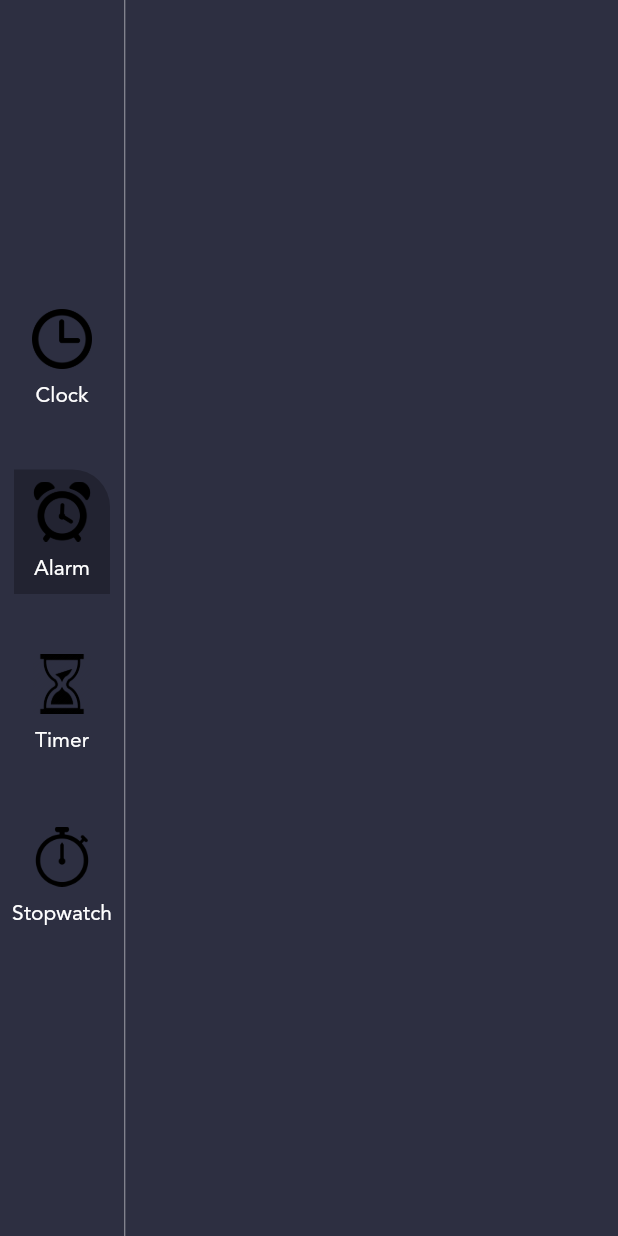
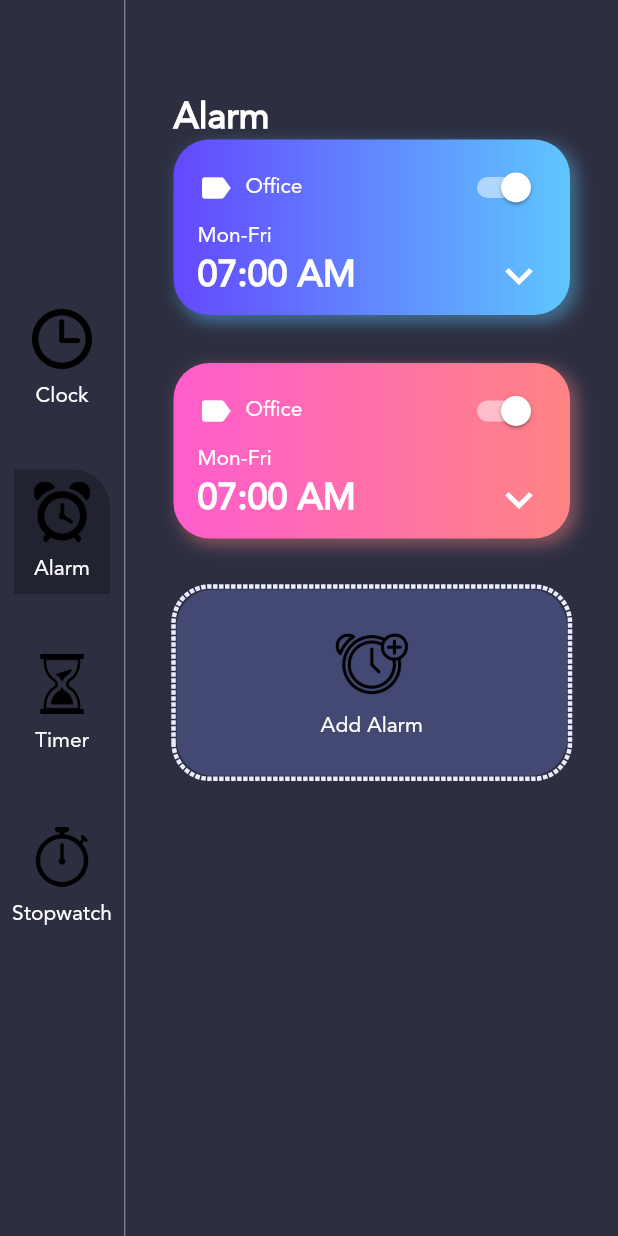
Before and after one commit to Prabhneet-Web/ClockAppUsingSqflte, a Flutter app: the screen it shows after launch, after a tap on "Alarm", on a phone screen of 412 x 824 dp. Run offline on Flutter 3.47's test engine with Material 2 defaults, Android fonts, the phone set to English and light mode, and no system bars; drawn by our look-alikes of dotted_border.

Commit message:
done some major changes

```diff
--- /dev/null
+++ b/lib/assets/colors/theme_data.dart
@@ -0,0 +1,26 @@
+import 'package:flutter/material.dart';
+
+class CustomColors{
+  static Color primaryTextColor = Colors.white;
+  static Color dividerColor = Colors.white54;
+  static Color pageBackgroundColor = const Color(0xFF2D2F41);
+  static Color menuBackgroundColor = const Color(0xFF242634);
+
+  static Color clockBG = const Color(0xFF444974);
+  static Color clockOutline = const Color(0XFFEAECFF);
+  static Color secondHandColor = Colors.orange.shade700;
+  static Color minuteHandStartColor = const Color(0xFF748EF6);
+  static Color minuteHandEndColor = const Color(0xFF77DDFF);
+  static Color hourHandStartColor = const Color(0xFFC279FB);
+  static Color hourHandEndColor = const Color(0xFFEA74AB);
+}
+
+class GradientColors{
+
+  static List<Color> sky = [const Color(0xFF6448FE), const Color(0xFF5FC6FF)];
+  static List<Color> sunset = [const Color(0xFFFE6197), const Color(0xFFFFB463)];
+  static List<Color> sea = [const Color(0xFF61A3FE), const Color(0xFF63FFD5)];
+  static List<Color> mango = [const Color(0xFFFFA738), const Color(0xFFFFE130)];
+  static List<Color> fire = [const Color(0xFFFF5DCD), const Color(0xFFFF8484)];
+
+}
--- a/lib/main.dart
+++ b/lib/main.dart
@@ -22,7 +22,7 @@ class MyApp extends StatelessWidget {
       ),
       debugShowCheckedModeBanner: false,
       home: ChangeNotifierProvider <MenuInfo>(
-          create: (context) => MenuInfo("Clock", "", menuType: MenuType.clock),
+          create: (context) => MenuInfo(title: "Clock", imageSource:  "", menuType: MenuType.clock),
           child: const HomePage()),
     );
   }
--- /dev/null
+++ b/lib/model/alarm_info.dart
@@ -0,0 +1,10 @@
+import 'package:flutter/material.dart';
+
+class AlarmInfo{
+  DateTime alarmDateTime;
+  String description;
+  bool isActive;
+  List<Color> gradientColor;
+
+  AlarmInfo({required this.alarmDateTime, this.description = "", this.isActive = false, required this.gradientColor});
+}
--- a/lib/model/menu_info.dart
+++ b/lib/model/menu_info.dart
@@ -5,7 +5,7 @@ class MenuInfo extends ChangeNotifier{
   MenuType menuType;
   String title;
   String imageSource;
-  MenuInfo(this.title, this.imageSource , {required this.menuType});
+  MenuInfo({this.title = "", this.imageSource = "" , required this.menuType});
 
   updateMenu(MenuInfo menuInfo){
     this.menuType = menuInfo.menuType;
--- a/lib/screens/homePage.dart
+++ b/lib/screens/homePage.dart
@@ -1,9 +1,9 @@
 import 'package:clock_app_sqflite/enum/enums.dart';
 import 'package:clock_app_sqflite/model/menu_info.dart';
-import 'package:clock_app_sqflite/screens/clock_view.dart';
+import 'package:clock_app_sqflite/view/alarm_page.dart';
+import 'package:clock_app_sqflite/view/clock_page.dart';
 import 'package:clock_app_sqflite/widget/data.dart';
 import 'package:flutter/material.dart';
-import 'package:intl/intl.dart';
 import 'package:provider/provider.dart';
 
 class HomePage extends StatefulWidget {
@@ -16,14 +16,14 @@ class HomePage extends StatefulWidget {
 class _HomePageState extends State<HomePage> {
   @override
   Widget build(BuildContext context) {
-    var mediaQuery = MediaQuery.of(context);
-    var now = DateTime.now();
-    var formattedTime = DateFormat("HH:mm").format(now);
-    var formattedDate = DateFormat("EEE, d MMM").format(now);
-    var timeZoneString = now.timeZoneOffset.toString().split(".").first;
-    var offsetSign = '';
-    if (!timeZoneString.startsWith('-')) offsetSign = '+';
-    print(timeZoneString);
+    // var mediaQuery = MediaQuery.of(context);
+    // var now = DateTime.now();
+    // var formattedTime = DateFormat("HH:mm").format(now);
+    // var formattedDate = DateFormat("EEE, d MMM").format(now);
+    // var timeZoneString = now.timeZoneOffset.toString().split(".").first;
+    // var offsetSign = '';
+    // if (!timeZoneString.startsWith('-')) offsetSign = '+';
+    // print(timeZoneString);
 
     return Scaffold(
       body: SafeArea(
@@ -41,85 +41,13 @@ class _HomePageState extends State<HomePage> {
             Expanded(
               child: Consumer<MenuInfo>(
                 builder: (BuildContext context, MenuInfo value, Widget? child){
-                  if(value.menuType!= MenuType.clock) {
-                    return Container();
+                  if(value.menuType == MenuType.clock) {
+                    return const ClockPage();
                   }
-                  return  Container(
-                    padding:
-                    const EdgeInsets.symmetric(horizontal: 32, vertical: 64),
-                    child: Column(
-                      crossAxisAlignment: CrossAxisAlignment.start,
-                      children: [
-                        const Flexible(
-                          flex: 1,
-                          fit: FlexFit.tight,
-                          child: Text(
-                            "Clock",
-                            style: TextStyle(
-                                color: Colors.white,
-                                fontSize: 24,
-                                fontWeight: FontWeight.bold),
-                          ),
-                        ),
-                        Flexible(
-                          flex: 2,
-                          fit: FlexFit.tight,
-                          child: Column(
-                            crossAxisAlignment: CrossAxisAlignment.start,
-                            children: [
-                              Text(
-                                formattedTime,
-                                style: const TextStyle(
-                                    color: Colors.white,
-                                    fontSize: 64,
-                                    fontFamily: "AvenirBlack"),
-                              ),
-                              Text(
-                                formattedDate,
-                                style: const TextStyle(
-                                    color: Colors.white, fontSize: 20),
-                              ),
-                            ],
-                          ),
-                        ),
-                        Flexible(
-                            flex: 6,
-                            fit: FlexFit.tight,
-                            child: Align(
-                                alignment: Alignment.center,
-                                child: ClockView(
-                                  size: mediaQuery.size.height / 2.8,
-                                ))),
-                        Flexible(
-                          flex: 2,
-                          fit: FlexFit.tight,
-                          child: Column(
-                              crossAxisAlignment: CrossAxisAlignment.start,
-                              children: [
-                                const Text(
-                                  "TimeZone",
-                                  style:
-                                  TextStyle(color: Colors.white, fontSize: 24),
-                                ),
-                                const SizedBox(
-                                  height: 16,
-                                ),
-                                Row(
-                                  children: [
-                                    const Icon(Icons.language, color: Colors.white),
-                                    const SizedBox(width: 16),
-                                    Text(
-                                      "UTC $offsetSign $timeZoneString",
-                                      style: TextStyle(
-                                          color: Colors.white, fontSize: 14),
-                                    )
-                                  ],
-                                )
-                              ]),
-                        ),
-                      ],
-                    ),
-                  );
+                  else if(value.menuType == MenuType.alarm){
+                    return const AlarmPage();
+                  }
+                  return Container();
                 },
               ),
             ),
--- /dev/null
+++ b/lib/view/alarm_page.dart
@@ -0,0 +1,136 @@
+import 'package:clock_app_sqflite/assets/colors/theme_data.dart';
+import 'package:clock_app_sqflite/widget/data.dart';
+import 'package:dotted_border/dotted_border.dart';
+import 'package:flutter/material.dart';
+
+class AlarmPage extends StatefulWidget {
+  const AlarmPage({Key? key}) : super(key: key);
+
+  @override
+  State<AlarmPage> createState() => _AlarmPageState();
+}
+
+class _AlarmPageState extends State<AlarmPage> {
+  @override
+  Widget build(BuildContext context) {
+    return Container(
+      padding: const EdgeInsets.symmetric(horizontal: 32, vertical: 64),
+      child: Column(
+        mainAxisAlignment: MainAxisAlignment.center,
+        crossAxisAlignment: CrossAxisAlignment.start,
+        children: [
+          const Text("Alarm",
+              style: TextStyle(
+                  color: Colors.white,
+                  fontSize: 24,
+                  fontWeight: FontWeight.bold)),
+          Expanded(
+            child: ListView(
+                children: alarms.map<Widget>((alarm) {
+              return Container(
+                margin: const EdgeInsets.only(bottom: 32),
+                padding: EdgeInsets.symmetric(horizontal: 16, vertical: 8),
+                decoration: BoxDecoration(
+                    boxShadow: [
+                      BoxShadow(
+                          color: alarm.gradientColor.last.withOpacity(0.4),
+                          blurRadius: 8,
+                          spreadRadius: 1,
+                          offset: Offset(4, 4))
+                    ],
+                    borderRadius: BorderRadius.all(Radius.circular(24)),
+                    gradient: LinearGradient(
+                        colors: alarm.gradientColor,
+                        begin: Alignment.centerLeft,
+                        end: Alignment.centerRight)),
+                child: Column(
+                  crossAxisAlignment: CrossAxisAlignment.start,
+                  children: [
+                    Row(
+                      mainAxisAlignment: MainAxisAlignment.spaceBetween,
+                      children: [
+                        Row(
+                          children: const [
+                            Icon(
+                              Icons.label,
+                              color: Colors.white,
+                              size: 24,
+                            ),
+                            SizedBox(width: 8),
+                            Text(
+                              "Office",
+                              style: TextStyle(color: Colors.white),
+                            ),
+                          ],
+                        ),
+                        Switch(
+                          value: true,
+                          onChanged: (bool value) {},
+                          activeColor: Colors.white,
+                        )
+                      ],
+                    ),
+                    const Text(
+                      "Mon-Fri",
+                      style: TextStyle(color: Colors.white),
+                    ),
+                    Row(
+                      mainAxisAlignment: MainAxisAlignment.spaceBetween,
+                      children: const [
+                        Text(
+                          "07:00 AM",
+                          style: TextStyle(
+                              color: Colors.white,
+                              fontWeight: FontWeight.w700,
+                              fontSize: 24),
+                        ),
+                        Icon(
+                          Icons.keyboard_arrow_down,
+                          size: 36,
+                          color: Colors.white,
+                        )
+                      ],
+                    )
+                  ],
+                ),
+              );
+            }).followedBy([
+              DottedBorder(
+                strokeWidth: 3,
+                color: CustomColors.clockOutline,
+                borderType: BorderType.RRect,
+                radius: Radius.circular(24),
+                child: Container(
+                  width: double.infinity,
+                  decoration: BoxDecoration(
+                    color: CustomColors.clockBG,
+                    borderRadius: const BorderRadius.all(Radius.circular(24))
+                  ),
+                  padding:
+                      const EdgeInsets.symmetric(horizontal: 32, vertical: 16),
+                  child: TextButton(
+                    onPressed: () {},
+                    child: Column(
+                      children: [
+                      Image.asset(
+                            "lib/assets/images/add_alarm.webp",
+                            scale: 10,
+                          ),
+
+                        const SizedBox(height: 8),
+                        Text(
+                          "Add Alarm",
+                          style: TextStyle(color: CustomColors.primaryTextColor),
+                        )
+                      ],
+                    ),
+                  ),
+                ),
+              )
+            ]).toList()),
+          )
+        ],
+      ),
+    );
+  }
+}
--- /dev/null
+++ b/lib/view/clock_page.dart
@@ -0,0 +1,100 @@
+import 'package:clock_app_sqflite/screens/clock_view.dart';
+import 'package:flutter/material.dart';
+import 'package:intl/intl.dart';
+
+class ClockPage extends StatefulWidget {
+  const ClockPage({Key? key}) : super(key: key);
+
+  @override
+  State<ClockPage> createState() => _ClockPageState();
+}
+
+class _ClockPageState extends State<ClockPage> {
+  @override
+  Widget build(BuildContext context) {
+    var mediaQuery = MediaQuery.of(context);
+    var now = DateTime.now();
+    var formattedTime = DateFormat("HH:mm").format(now);
+    var formattedDate = DateFormat("EEE, d MMM").format(now);
+    var timeZoneString = now.timeZoneOffset.toString().split(".").first;
+    var offsetSign = '';
+    if (!timeZoneString.startsWith('-')) offsetSign = '+';
+
+    return Container(
+      padding:
+      const EdgeInsets.symmetric(horizontal: 32, vertical: 64),
+      child: Column(
+        crossAxisAlignment: CrossAxisAlignment.start,
+        children: [
+          const Flexible(
+            flex: 1,
+            fit: FlexFit.tight,
+            child: Text(
+              "Clock",
+              style: TextStyle(
+                  color: Colors.white,
+                  fontSize: 24,
+                  fontWeight: FontWeight.bold),
+            ),
+          ),
+          Flexible(
+            flex: 2,
+            fit: FlexFit.tight,
+            child: Column(
+              crossAxisAlignment: CrossAxisAlignment.start,
+              children: [
+                Text(
+                  formattedTime,
+                  style: const TextStyle(
+                      color: Colors.white,
+                      fontSize: 64,
+                      fontFamily: "AvenirBlack"),
+                ),
+                Text(
+                  formattedDate,
+                  style: const TextStyle(
+                      color: Colors.white, fontSize: 20),
+                ),
+              ],
+            ),
+          ),
+          Flexible(
+              flex: 6,
+              fit: FlexFit.tight,
+              child: Align(
+                  alignment: Alignment.center,
+                  child: ClockView(
+                    size: mediaQuery.size.height / 2.8,
+                  ))),
+          Flexible(
+            flex: 2,
+            fit: FlexFit.tight,
+            child: Column(
+                crossAxisAlignment: CrossAxisAlignment.start,
+                children: [
+                  const Text(
+                    "TimeZone",
+                    style:
+                    TextStyle(color: Colors.white, fontSize: 24),
+                  ),
+                  const SizedBox(
+                    height: 16,
+                  ),
+                  Row(
+                    children: [
+                      const Icon(Icons.language, color: Colors.white),
+                      const SizedBox(width: 16),
+                      Text(
+                        "UTC $offsetSign $timeZoneString",
+                        style: TextStyle(
+                            color: Colors.white, fontSize: 14),
+                      )
+                    ],
+                  )
+                ]),
+          ),
+        ],
+      ),
+    );
+  }
+}
--- a/lib/widget/data.dart
+++ b/lib/widget/data.dart
@@ -1,9 +1,17 @@
+import 'package:clock_app_sqflite/assets/colors/theme_data.dart';
 import 'package:clock_app_sqflite/enum/enums.dart';
+import 'package:clock_app_sqflite/model/alarm_info.dart';
 import 'package:clock_app_sqflite/model/menu_info.dart';
 
 List<MenuInfo> menuItems = [
-  MenuInfo("Clock", "lib/assets/images/clock_icon.png", menuType: MenuType.clock),
-  MenuInfo("Alarm", "lib/assets/images/alarm_icon.png", menuType: MenuType.alarm),
-  MenuInfo("Timer", "lib/assets/images/timer_icon.png", menuType: MenuType.timer),
-  MenuInfo("Stopwatch", "lib/assets/images/stopwatch_icon.png", menuType: MenuType.stopwatch),
+  MenuInfo(title: "Clock", imageSource: "lib/assets/images/clock_icon.png", menuType: MenuType.clock),
+  MenuInfo(title: "Alarm", imageSource: "lib/assets/images/alarm_icon.png", menuType: MenuType.alarm),
+  MenuInfo(title: "Timer", imageSource: "lib/assets/images/timer_icon.png", menuType: MenuType.timer),
+  MenuInfo(title: "Stopwatch", imageSource: "lib/assets/images/stopwatch_icon.png", menuType: MenuType.stopwatch),
 ];
+
+List<AlarmInfo> alarms = [
+  AlarmInfo(alarmDateTime: DateTime.now().add(Duration(hours: 1)), description: "Office", gradientColor: GradientColors.sky),
+  AlarmInfo(alarmDateTime: DateTime.now().add(Duration(hours: 1)), description: "Office", gradientColor: GradientColors.fire),
+
+];
--- a/pubspec.yaml
+++ b/pubspec.yaml
@@ -36,6 +36,7 @@ dependencies:
   cupertino_icons: ^1.0.2
   intl: ^0.17.0
   provider: ^6.0.3
+  dotted_border: ^2.0.0+2
 
 dev_dependencies:
   flutter_test:
@@ -61,10 +62,7 @@ flutter:
 
   # To add assets to your application, add an assets section, like this:
   assets:
-    - lib/assets/images/alarm_icon.png
-    - lib/assets/images/clock_icon.png
-    - lib/assets/images/stopwatch_icon.png
-    - lib/assets/images/timer_icon.png
+    - lib/assets/images/
 
   # An image asset can refer to one or more resolution-specific "variants", see
   # https://flutter.dev/assets-and-images/#resolution-aware
```
Also changed, not shown: lib/assets/images/add_alarm.webp (added).
